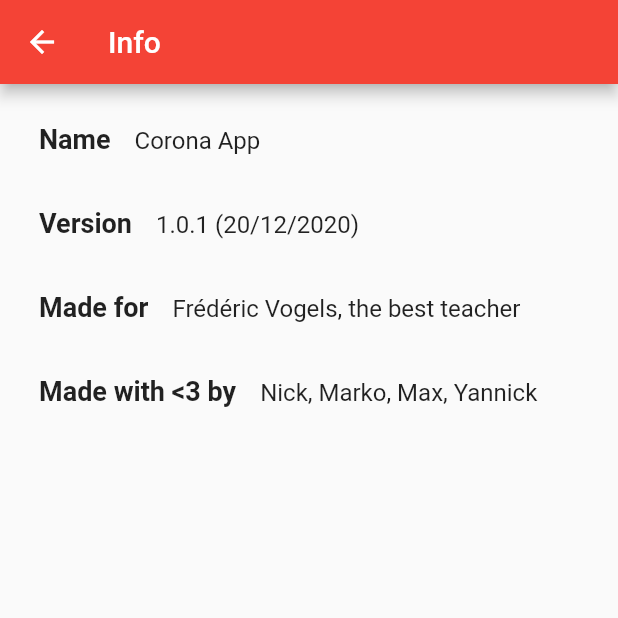
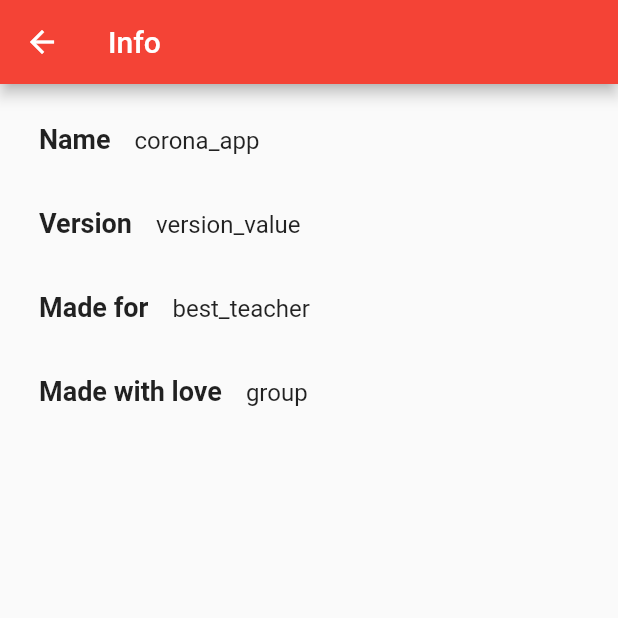
Before and after one commit to ucll-mobile-2021/project-coronaapp, a Flutter app: the InfoTab screen opened directly, on a phone screen of 412 x 824 dp, the top half of it. Run offline on Flutter 3.47's test engine with Material 2 defaults, Android fonts, the phone set to English and light mode, and no system bars; our stand-ins replace shared_preferences; accounts and stored records are empty; network calls fail.

Commit message:
Info translations, lang icon color

```diff
--- a/lib/config/theme.dart
+++ b/lib/config/theme.dart
@@ -14,17 +14,11 @@ class ThemeChanger with ChangeNotifier {
     notifyListeners();
   }
 
-  Brightness getBrightness() {
-    return _themeData == ThemeData.dark() ? Brightness.light : Brightness.dark;
-  }
+  Brightness getBrightness() => (_themeData == ThemeData.dark()) ? Brightness.light : Brightness.dark;
 
-  dynamic themeColors() {
-    // ignore: unnecessary_statements
-    return (_themeData == ThemeData.dark()) ? Colors.grey[850] : Colors.red;
-  }
+  dynamic themeColors() => (_themeData == ThemeData.dark()) ? Colors.grey[850] : Colors.red;
 
-  Icon getIcon() {
-    return (_themeData == ThemeData.dark()) ?
+  Icon getIcon() => (_themeData == ThemeData.dark()) ?
     Icon(
       Icons.wb_sunny,
       color: Colors.redAccent,
@@ -33,9 +27,8 @@ class ThemeChanger with ChangeNotifier {
       Icons.brightness_3,
       color: Colors.grey[850],
     );
-  }
 
-  String getThemeName() {
-    return (_themeData == ThemeData.dark()) ? "light_mode" : "dark_mode";
-  }
+  dynamic getLangColor() => (_themeData == ThemeData.dark()) ? Colors.red : Colors.grey[850];
+
+  String getThemeName() => (_themeData == ThemeData.dark()) ? "light_mode" : "dark_mode";
 }
--- a/lib/lang/de.json
+++ b/lib/lang/de.json
@@ -29,6 +29,14 @@
   "confirmed": "Bestätigte Fälle: ",
   "deaths": "\nTodesfälle: ",
   "recovered": "\nWiederhergestellt: ",
-  "marko_kliitzak": "Marko ist eine kranke Schlampe"
+  "marko_kliitzak": "Marko ist eine kranke Schlampe",
 
+  "name": "Name",
+  "version": "Ausführung",
+  "made_for": "Gemacht für",
+  "made_with_love": "mit Liebe gemacht",
+  "corona_app": "Corona App",
+  "version_value": "1.0.1 (20/12/2020)",
+  "best_teacher": "Frédéric Vogels, der beste Lehrer",
+  "group": "Nick, Marko, Max, Yannick"
 }
--- a/lib/lang/en.json
+++ b/lib/lang/en.json
@@ -29,6 +29,14 @@
   "confirmed": "Confirmed Cases: ",
   "deaths": "\nDeaths: ",
   "recovered": "\nRecovered: ",
-  "marko_kliitzak": "Marko is a sick bitch"
+  "marko_kliitzak": "Marko is a sick bitch",
 
+  "name": "Name",
+  "version": "Version",
+  "made_for": "Made for",
+  "made_with_love": "Made with love",
+  "corona_app": "Corona App",
+  "version_value": "1.0.1 (20/12/2020)",
+  "best_teacher": "Frédéric Vogels, the best teacher",
+  "group": "Nick, Marko, Max, Yannick"
 }
--- a/lib/lang/fr.json
+++ b/lib/lang/fr.json
@@ -29,6 +29,14 @@
   "confirmed": "Cas confirmés\n: ",
   "deaths": "\nMorts: ",
   "recovered": "\nRétablis: ",
-  "marko_kliitzak": "Marko est un sale cinnard"
+  "marko_kliitzak": "Marko est un sale cinnard",
 
+  "name": "Nom",
+  "version": "Version",
+  "made_for": "Fait pour",
+  "made_with_love": "Fait avec amour",
+  "corona_app": "Corona App",
+  "version_value": "1.0.1 (20/12/2020)",
+  "best_teacher": "Frédéric Vogels, le meilleur professeur",
+  "group": "Nick, Marko, Max, Yannick"
 }
--- a/lib/lang/nl.json
+++ b/lib/lang/nl.json
@@ -29,6 +29,15 @@
   "confirmed": "Bevestigde gevallen: ",
   "deaths": "\nDoden: ",
   "recovered": "\nHersteld: ",
-  "marko_kliitzak": "Marko is een zieke kliitzak"
+  "marko_kliitzak": "Marko is een zieke kliitzak",
+
+  "name": "Naam",
+  "version": "Versie",
+  "made_for": "Gemaakt voor",
+  "made_with_love": "Gemaakt met liefde",
+  "corona_app": "Corona App",
+  "version_value": "1.0.1 (20/12/2020)",
+  "best_teacher": "Frédéric Vogels, de beste leraar",
+  "group": "Nick, Marko, Max, Yannick"
 
 }
--- a/lib/localization/localization.dart
+++ b/lib/localization/localization.dart
@@ -1,5 +1,4 @@
 import 'dart:convert';
-
 import 'package:flutter/cupertino.dart';
 import 'package:flutter/services.dart';
 
@@ -8,23 +7,18 @@ class Localization {
 
   Localization(this.locale);
 
-  static Localization of(BuildContext context) {
-    return Localizations.of<Localization>(context, Localization);
-  }
+  static Localization of(BuildContext context) => Localizations.of<Localization>(context, Localization);
 
   Map<String, String> _localizedValues;
 
   Future load() async {
     String jsonValues = await rootBundle.loadString('lib/lang/${locale.languageCode}.json');
-
     Map<String, dynamic> mappedJson = json.decode(jsonValues);
 
     _localizedValues = mappedJson.map((key, value) => MapEntry(key, value.toString()));
   }
 
-  String getTranslatedValue(String key) {
-    return _localizedValues[key];
-  }
+  String getTranslatedValue(String key) => _localizedValues[key];
 
   static const LocalizationsDelegate<Localization> delegate = _LocalizationDelegate();
 }
@@ -34,9 +28,7 @@ class _LocalizationDelegate extends LocalizationsDelegate<Localization> {
   const _LocalizationDelegate();
 
   @override
-  bool isSupported(Locale locale) {
-    return ['en', 'fr', 'de', 'nl'].contains(locale.languageCode);
-  }
+  bool isSupported(Locale locale) => ['en', 'fr', 'de', 'nl'].contains(locale.languageCode);
 
   @override
   Future<Localization> load(Locale locale) async {
--- a/lib/localization/translation.dart
+++ b/lib/localization/translation.dart
@@ -2,9 +2,7 @@ import 'package:coronapp/localization/localization.dart';
 import 'package:flutter/cupertino.dart';
 import 'package:shared_preferences/shared_preferences.dart';
 
-String getTranslated(BuildContext context, String key) {
-  return Localization.of(context).getTranslatedValue(key);
-}
+String getTranslated(BuildContext context, String key) => Localization.of(context).getTranslatedValue(key);
 
 const String ENGLISH = 'en';
 const String FRENCH = 'fr';
@@ -15,7 +13,6 @@ const String LANGUAGE_CODE = 'languageCode';
 
 Future<Locale> setLocale(String languageCode) async {
   SharedPreferences _prefs = await SharedPreferences.getInstance();
-
   await _prefs.setString(LANGUAGE_CODE, languageCode);
 
   return _locale(languageCode);
--- a/lib/screens/more/faq.dart
+++ b/lib/screens/more/faq.dart
@@ -33,7 +33,7 @@ class FaqTab extends StatelessWidget {
   Widget build(BuildContext context) {
     return Scaffold(
       appBar: AppBar(
-        title: Text("FAQ"), // TODO TRANSLATE?
+        title: Text("FAQ"),
         backgroundColor: Colors.red,
       ),
       body: ListView(
--- a/lib/screens/more/info.dart
+++ b/lib/screens/more/info.dart
@@ -1,22 +1,23 @@
+import 'package:coronapp/localization/translation.dart';
 import 'package:flutter/material.dart';
 
 class InfoTab extends StatelessWidget {
   final informationItems = [
     {
-      "key": "Name",
-      "value": "Corona App",
+      "key": "name",
+      "value": "corona_app",
     },
     {
-      "key": "Version",
-      "value": "1.0.1 (20/12/2020)",
+      "key": "version",
+      "value": "version_value",
     },
     {
-      "key": "Made for",
-      "value": "Frédéric Vogels, the best teacher",
+      "key": "made_for",
+      "value": "best_teacher",
     },
     {
-      "key": "Made with <3 by",
-      "value": "Nick, Marko, Max, Yannick",
+      "key": "made_with_love",
+      "value": "group",
     },
   ];
 
@@ -33,7 +34,7 @@ class InfoTab extends StatelessWidget {
         itemBuilder: (context, index) {
           return ListTile(
             leading: Text(
-              informationItems[index]["key"], // TODO TRANSLATE
+              getTranslated(context, informationItems[index]["key"]), // TODO TRANSLATE
               style: TextStyle(
                 fontSize: 18.0,
                 fontWeight: FontWeight.bold,
--- a/lib/screens/more/settings.dart
+++ b/lib/screens/more/settings.dart
@@ -49,7 +49,7 @@ class _SettingsTabState extends State<SettingsTab> {
                     _changeLanguage(language);
                   },
                   underline: SizedBox(),
-                  icon: Icon(Icons.language, color: Colors.white,),
+                  icon: Icon(Icons.language, color: _themeChanger.getLangColor(),),
                   items: Language.languageList().map<DropdownMenuItem<Language>>((lang) => DropdownMenuItem(
                     value: lang,
                     child: Row(
```
Also changed, not shown: lib/screens/statistics.dart (+2 -9 lines).
